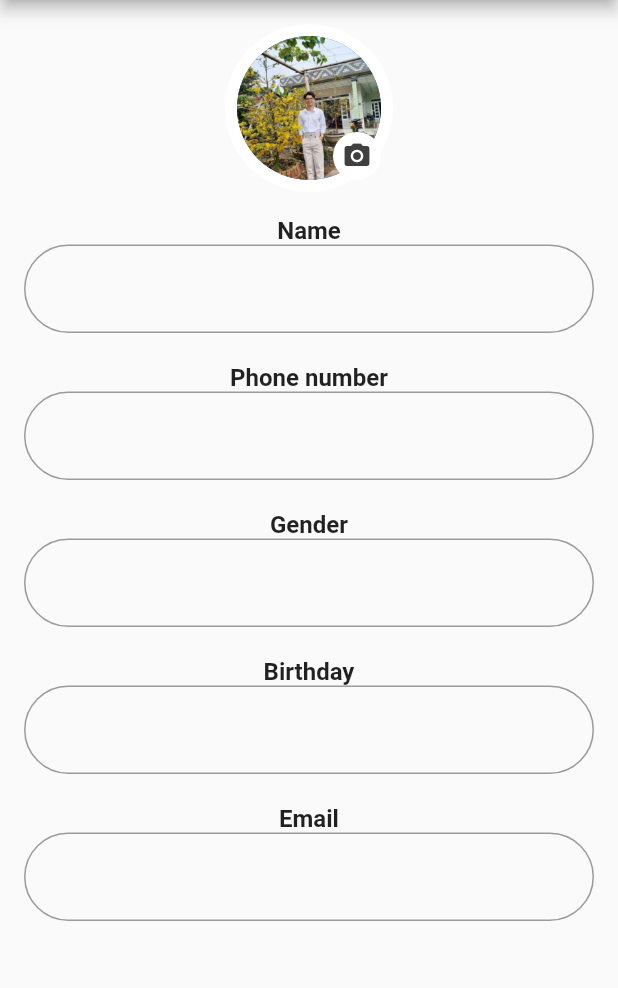
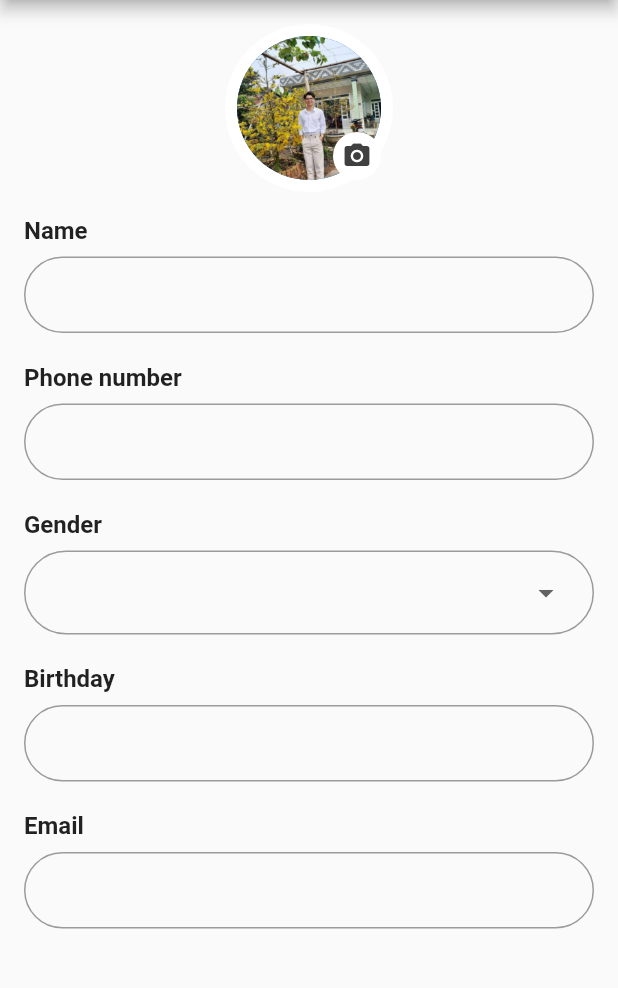
Before and after one commit to phapzip1/health-care, a Flutter app: the UpdatePatientInfo screen opened directly, on a phone screen of 412 x 824 dp, the part 84-1072 px from its top. Run offline on Flutter 3.47's test engine with Material 2 defaults, Android fonts, the phone set to English and light mode, and no system bars; our stand-ins replace dropdown_textfield.

Commit message:
update user information page completed without theme

```diff
--- a/lib/screens/Patient/updatePatientInformation.dart
+++ b/lib/screens/Patient/updatePatientInformation.dart
@@ -1,4 +1,5 @@
 import 'package:flutter/material.dart';
+import 'package:dropdown_textfield/dropdown_textfield.dart';
 
 class UpdatePatientInfo extends StatefulWidget {
   const UpdatePatientInfo({super.key});
@@ -10,17 +11,17 @@ class UpdatePatientInfo extends StatefulWidget {
 class _UpdatePatientInfoState extends State<UpdatePatientInfo> {
   final circleAvatar = SizedBox(
     child: Container(
-      margin: EdgeInsets.only(bottom: 16),
-      child: CircleAvatar(
+      margin: const EdgeInsets.only(bottom: 16),
+      child: const CircleAvatar(
         radius: 56.0,
         backgroundColor: Colors.white,
         child: CircleAvatar(
-          child: Align(
+          child: const Align(
             alignment: Alignment.bottomRight,
-            child: CircleAvatar(
+            child: const CircleAvatar(
               backgroundColor: Colors.white,
               radius: 16.0,
-              child: Icon(
+              child: const Icon(
                 Icons.camera_alt,
                 size: 20.0,
                 color: Color(0xFF404040),
@@ -64,68 +65,132 @@ class _UpdatePatientInfoState extends State<UpdatePatientInfo> {
                 )),
           ],
         ),
-        body: Container(
+        body: SingleChildScrollView(
           padding: const EdgeInsets.all(16),
-
-          child: Column(
-            // crossAxisAlignment: CrossAxisAlignment.start,
+          child: Column(children: [
+            circleAvatar,
+            Column(
+              crossAxisAlignment: CrossAxisAlignment.start,
               children: [
-            circleAvatar,
-            const Text('Name', style: TextStyle(fontSize: 16, fontWeight: FontWeight.bold)),
+                const Text('Name',
+                    style:
+                        TextStyle(fontSize: 16, fontWeight: FontWeight.bold)),
+                const SizedBox(
+                  height: 8,
+                ),
                 TextField(
                   style: const TextStyle(fontSize: 16),
                   decoration: InputDecoration(
                     border: OutlineInputBorder(
                       borderRadius: BorderRadius.circular(50),
                     ),
+                    contentPadding: const EdgeInsets.symmetric(
+                        vertical: 16, horizontal: 20),
                   ),
                 ),
-            const SizedBox(height: 20,),
+                const SizedBox(
+                  height: 20,
+                ),
 
-            const Text('Phone number', style: TextStyle(fontSize: 16, fontWeight: FontWeight.bold)),
+                const Text('Phone number',
+                    style:
+                        TextStyle(fontSize: 16, fontWeight: FontWeight.bold)),
+                const SizedBox(
+                  height: 8,
+                ),
                 TextField(
                   style: const TextStyle(fontSize: 16),
                   decoration: InputDecoration(
                     border: OutlineInputBorder(
                       borderRadius: BorderRadius.circular(50),
                     ),
+                    contentPadding: const EdgeInsets.symmetric(
+                        vertical: 16, horizontal: 20),
                   ),
                 ),
-            const SizedBox(height: 20,),
+                const SizedBox(
+                  height: 20,
+                ),
 
-            const Text('Gender', style: TextStyle(fontSize: 16, fontWeight: FontWeight.bold)),
+                const Text('Gender',
+                    style:
+                        TextStyle(fontSize: 16, fontWeight: FontWeight.bold)),
+                const SizedBox(
+                  height: 8,
+                ),
+
+                DecoratedBox(
+                  decoration: BoxDecoration(
+                    border: Border.all(color: Colors.black38, width: 1),
+                    borderRadius: BorderRadius.circular(
+                        50),
+                  ),
+                  child: Padding(
+                      padding: const EdgeInsets.only(left: 20, right: 20, top: 4, bottom: 4),
+                      child: DropdownButton(
+                        // value: "Male",
+                        items: const [
+                          DropdownMenuItem(
+                            child: Text("Male"),
+                            value: "male",
+                          ),
+                          DropdownMenuItem(
+                            child: Text("Female"),
+                            value: "female",
+                          )
+                        ],
+                        onChanged: (value) {},
+
+                        style: const TextStyle(
+                            fontSize: 16, fontWeight: FontWeight.bold),
+
+                        underline: Container(),
+                        isExpanded: true,
+                      )),
+                ),
+
+                const SizedBox(
+                  height: 20,
+                ),
+
+                const Text('Birthday',
+                    style:
+                        TextStyle(fontSize: 16, fontWeight: FontWeight.bold)),
+                const SizedBox(
+                  height: 8,
+                ),
                 TextField(
                   style: const TextStyle(fontSize: 16),
                   decoration: InputDecoration(
                     border: OutlineInputBorder(
                       borderRadius: BorderRadius.circular(50),
                     ),
+                    contentPadding: const EdgeInsets.symmetric(
+                        vertical: 16, horizontal: 20),
                   ),
                 ),
-            const SizedBox(height: 20,),
+                const SizedBox(
+                  height: 20,
+                ),
 
-            const Text('Birthday', style: TextStyle(fontSize: 16, fontWeight: FontWeight.bold)),
+                const Text('Email',
+                    style:
+                        TextStyle(fontSize: 16, fontWeight: FontWeight.bold)),
+                const SizedBox(
+                  height: 8,
+                ),
                 TextField(
                   style: const TextStyle(fontSize: 16),
                   decoration: InputDecoration(
                     border: OutlineInputBorder(
                       borderRadius: BorderRadius.circular(50),
                     ),
+                    contentPadding: const EdgeInsets.symmetric(
+                        vertical: 16, horizontal: 20),
                   ),
                 ),
-            const SizedBox(height: 20,),
-
-            const Text('Email', style: TextStyle(fontSize: 16, fontWeight: FontWeight.bold)),
-            TextField(
-              style: const TextStyle(fontSize: 16),
-                decoration: InputDecoration(
-                  border: OutlineInputBorder(
-                    borderRadius: BorderRadius.circular(50),
+              ],
             ),
-                ),
-            ),
-            const SizedBox(height: 20,),
-
           ]),
         ));
   }
--- a/pubspec.yaml
+++ b/pubspec.yaml
@@ -35,6 +35,7 @@ dependencies:
   # The following adds the Cupertino Icons font to your application.
   # Use with the CupertinoIcons class for iOS style icons.
   cupertino_icons: ^1.0.2
+  dropdown_textfield: ^1.0.8
 
 dev_dependencies:
   flutter_test:
```
Also changed, not shown: lib/screens/Doctor/updateDoctorInformation.dart (+202 -0 lines), pubspec.lock. Lines whose indentation alone changed are shown as unchanged.
